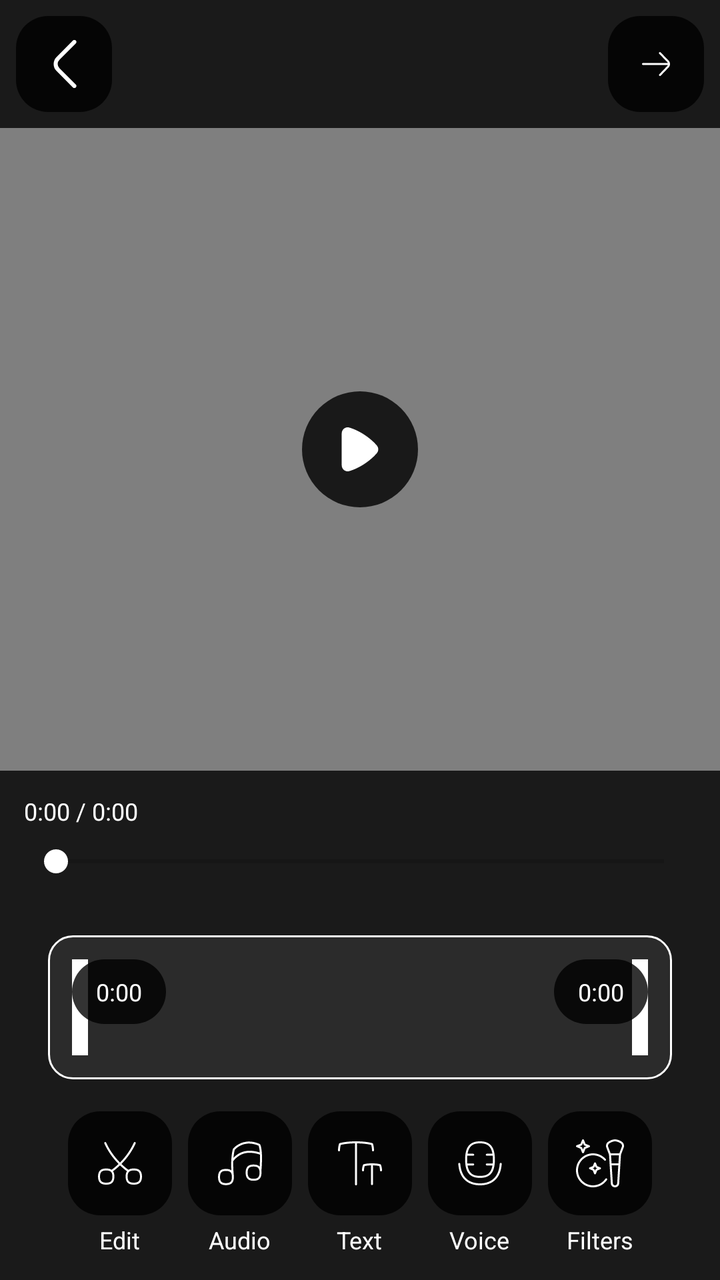
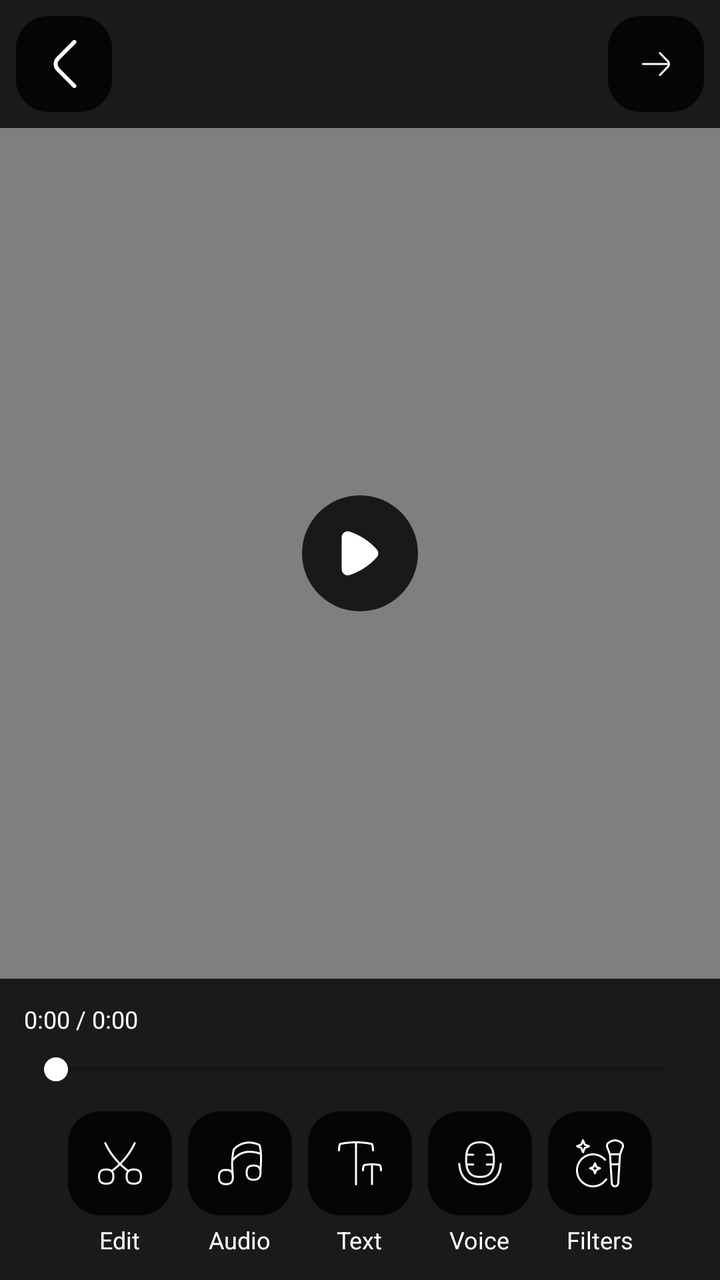

Compare the two renders of this Android layout. The source of the first and the diff that turns it into the second are given below.
<!-- AndroidManifest.xml: activity theme PluginAppTheme -->
<!-- res/layout/activity_edit_video.xml -->
<?xml version="1.0" encoding="utf-8"?>
<LinearLayout xmlns:android="http://schemas.android.com/apk/res/android"
    android:id="@+id/main"
    android:layout_width="match_parent"
    android:layout_height="match_parent"
    android:background="#1A1A1A"

    android:orientation="vertical">

    
    <RelativeLayout
        android:id="@+id/topBar"
        android:layout_width="match_parent"
        android:layout_height="wrap_content"
        android:background="#1A1A1A"
        android:padding="8dp">

        
        <ImageButton
            android:id="@+id/backBtn"
            android:layout_width="48dp"
            android:layout_height="48dp"
            android:layout_alignParentStart="true"
            android:layout_centerVertical="true"
            android:background="@drawable/btn_bg_sq"
            android:contentDescription="Back"
            android:padding="16dp"
            android:src="@drawable/ic_back"
            android:tint="@android:color/white" />

        
        <ImageButton
            android:id="@+id/saveBtn"
            android:layout_width="48dp"
            android:layout_height="48dp"
            android:layout_alignParentEnd="true"
            android:layout_centerVertical="true"
            android:background="@drawable/btn_bg_sq"
            android:contentDescription="Save"
            android:padding="12dp"
            android:src="@drawable/ic_arrow_go"
            android:tint="@android:color/white" />
    </RelativeLayout>

    
    <RelativeLayout
        android:id="@+id/videoPlayerContainer"
        android:layout_width="match_parent"
        android:layout_height="0dp"
        android:layout_weight="1"
        android:background="@android:color/transparent">

        
        <VideoView
            android:id="@+id/videoView"
            android:layout_width="match_parent"
            android:layout_height="match_parent"
            android:layout_centerInParent="true" />

        
        <ImageButton
            android:id="@+id/playBtn"
            android:layout_width="58dp"
            android:layout_height="58dp"
            android:layout_centerInParent="true"
            android:background="@drawable/btn_bg"
            android:contentDescription="Play"
            android:padding="12dp"
            android:src="@drawable/ic_play"
            android:tint="@android:color/white" />
    </RelativeLayout>


    
    <RelativeLayout
        android:id="@+id/playbackControls"
        android:layout_width="match_parent"
        android:layout_height="wrap_content"
        android:background="#1A1A1A"

        android:padding="12dp">

        
        <TextView
            android:id="@+id/timeDisplay"
            android:layout_width="wrap_content"
            android:layout_height="wrap_content"
            android:layout_alignParentStart="true"
            android:text="0:00 / 0:00"
            android:textColor="@android:color/white"
            android:textSize="12sp" />

        
        <SeekBar
            android:id="@+id/seekBar"
            android:layout_width="match_parent"
            android:layout_height="wrap_content"
            android:layout_below="@id/timeDisplay"
            android:layout_marginTop="8dp"
            android:progressTint="@android:color/white"
            android:thumbTint="@android:color/white" />

    </RelativeLayout>

    <RelativeLayout
        android:id="@+id/trimControls"
        android:layout_width="match_parent"
        android:layout_height="72dp"
        android:layout_marginHorizontal="24dp"
        android:layout_marginVertical="16dp"

        android:background="@drawable/border_white"
        android:padding="12dp"
        android:visibility="visible">

        <FrameLayout
            android:layout_width="match_parent"
            android:layout_height="match_parent">

            <androidx.recyclerview.widget.RecyclerView
                android:id="@+id/thumbnailRecycler"
                android:layout_width="match_parent"
                android:layout_height="match_parent"
                android:overScrollMode="never" />

            
            <View
                android:id="@+id/leftHandle"
                android:layout_width="8dp"
                android:layout_height="match_parent"
                android:layout_gravity="start"
                android:background="@android:color/white" />

            
            <View
                android:id="@+id/rightHandle"
                android:layout_width="8dp"
                android:layout_height="match_parent"
                android:layout_gravity="end"
                android:background="@android:color/white" />

        </FrameLayout>

        <LinearLayout
            android:layout_width="match_parent"
            android:layout_height="wrap_content"
            android:orientation="horizontal">

            <TextView
                android:id="@+id/startTimeText"
                android:layout_width="wrap_content"
                android:layout_height="wrap_content"
                android:background="@drawable/btn_bg"
                android:paddingHorizontal="12dp"
                android:paddingVertical="8dp"
                android:text="0:00"
                android:textColor="@android:color/white"
                android:textSize="12sp" />

            <View
                android:layout_width="wrap_content"
                android:layout_height="1dp"
                android:layout_weight="1" />

            <TextView
                android:id="@+id/endTimeText"
                android:layout_width="wrap_content"
                android:layout_height="wrap_content"
                android:background="@drawable/btn_bg"
                android:paddingHorizontal="12dp"

                android:paddingVertical="8dp"
                android:text="0:00"
                android:textColor="@android:color/white"
                android:textSize="12sp" />
        </LinearLayout>

    </RelativeLayout>

    
    <LinearLayout
        android:id="@+id/editOptionsBar"
        android:layout_width="match_parent"

        android:layout_height="wrap_content"
        android:background="#1A1A1A"
        android:gravity="center"
        android:orientation="horizontal"
        android:paddingBottom="12dp">

        
        <LinearLayout
            android:layout_width="wrap_content"
            android:layout_height="wrap_content"
            android:layout_marginEnd="8dp"
            android:gravity="center"
            android:orientation="vertical">

            <ImageButton
                android:id="@+id/trimBtn"
                android:layout_width="52dp"
                android:layout_height="52dp"
                android:background="@drawable/btn_bg_sq"
                android:contentDescription="Trim"
                android:padding="16dp"
                android:src="@drawable/ic_scissors"
                android:tint="@android:color/white" />

            <TextView
                android:layout_width="wrap_content"
                android:layout_height="wrap_content"
                android:layout_marginTop="4dp"
                android:text="Edit"
                android:textColor="@android:color/white"
                android:textSize="12sp" />
        </LinearLayout>

        
        <LinearLayout
            android:layout_width="wrap_content"
            android:layout_height="wrap_content"
            android:layout_marginEnd="8dp"
            android:gravity="center"
            android:orientation="vertical">

            <ImageButton
                android:id="@+id/audioBtn"
                android:layout_width="52dp"
                android:layout_height="52dp"
                android:background="@drawable/btn_bg_sq"
                android:contentDescription="Audio"
                android:padding="16dp"
                android:src="@drawable/ic_music"
                android:tint="@android:color/white" />

            <TextView
                android:layout_width="wrap_content"
                android:layout_height="wrap_content"
                android:layout_marginTop="4dp"
                android:text="Audio"
                android:textColor="@android:color/white"
                android:textSize="12sp" />
        </LinearLayout>

        
        <LinearLayout
            android:layout_width="wrap_content"
            android:layout_height="wrap_content"
            android:layout_marginEnd="8dp"
            android:gravity="center"
            android:orientation="vertical">

            <ImageButton
                android:id="@+id/textBtn"
                android:layout_width="52dp"
                android:layout_height="52dp"
                android:background="@drawable/btn_bg_sq"
                android:contentDescription="Text"
                android:padding="16dp"
                android:src="@drawable/ic_text"
                android:tint="@android:color/white" />

            <TextView
                android:layout_width="wrap_content"
                android:layout_height="wrap_content"
                android:layout_marginTop="4dp"
                android:text="Text"
                android:textColor="@android:color/white"
                android:textSize="12sp" />
        </LinearLayout>

        
        <LinearLayout
            android:layout_width="wrap_content"
            android:layout_height="wrap_content"
            android:layout_marginEnd="8dp"
            android:gravity="center"
            android:orientation="vertical">

            <ImageButton
                android:id="@+id/voiceoverBtn"
                android:layout_width="52dp"
                android:layout_height="52dp"
                android:background="@drawable/btn_bg_sq"
                android:contentDescription="Voiceover"
                android:padding="16dp"
                android:src="@drawable/ic_mic"
                android:tint="@android:color/white" />

            <TextView
                android:layout_width="wrap_content"
                android:layout_height="wrap_content"
                android:layout_marginTop="4dp"
                android:text="Voice"
                android:textColor="@android:color/white"
                android:textSize="12sp" />
        </LinearLayout>

        
        <LinearLayout
            android:layout_width="wrap_content"
            android:layout_height="wrap_content"
            android:gravity="center"
            android:orientation="vertical">

            <ImageButton
                android:id="@+id/filtersBtn"
                android:layout_width="52dp"
                android:layout_height="52dp"
                android:background="@drawable/btn_bg_sq"
                android:contentDescription="Filters"
                android:padding="16dp"
                android:src="@drawable/ic_mackeup"
                android:tint="@android:color/white" />

            <TextView
                android:layout_width="wrap_content"
                android:layout_height="wrap_content"
                android:layout_marginTop="4dp"
                android:text="Filters"
                android:textColor="@android:color/white"
                android:textSize="12sp" />
        </LinearLayout>
    </LinearLayout>

</LinearLayout>
<!-- resources referenced by this layout -->
<resources>
  <!-- drawable border_white (drawable) -->
  <?xml version="1.0" encoding="utf-8"?>
  <shape
      xmlns:android="http://schemas.android.com/apk/res/android"
      >
      <solid android:color="#2B2B2B"/>
  
      <stroke
          android:color="#FFFFFF"
          android:width="1dp"/>
  
      <corners android:radius="12dp" />
  </shape>
  <!-- drawable btn_bg (drawable) -->
  <?xml version="1.0" encoding="utf-8"?>
  <shape xmlns:android="http://schemas.android.com/apk/res/android">
      <solid android:color="#CC000000" />
      <corners android:radius="50dp" />
  </shape>
  <!-- drawable btn_bg_sq (drawable) -->
  <?xml version="1.0" encoding="utf-8"?>
  <shape xmlns:android="http://schemas.android.com/apk/res/android">
      <solid android:color="#CC000000" />
      <corners android:radius="16dp" />
  </shape>
  <!-- drawable ic_arrow_go (drawable) -->
  <vector xmlns:android="http://schemas.android.com/apk/res/android"
      android:width="24dp"
      android:height="24dp"
      android:viewportWidth="24"
      android:viewportHeight="24">
    <path
        android:fillColor="#FF000000"
        android:pathData="m19,12c0.001,0.664 -0.255,1.294 -0.722,1.766l-3.918,4.081c-0.098,0.102 -0.229,0.153 -0.36,0.153 -0.125,0 -0.249,-0.046 -0.347,-0.14 -0.199,-0.19 -0.205,-0.508 -0.014,-0.707l3.923,-4.086c0.163,-0.165 0.282,-0.358 0.355,-0.567H5.5c-0.276,0 -0.5,-0.224 -0.5,-0.5s0.224,-0.5 0.5,-0.5h12.411c-0.075,-0.208 -0.196,-0.398 -0.358,-0.559l-3.954,-4.049c-0.193,-0.197 -0.189,-0.514 0.008,-0.707 0.198,-0.192 0.515,-0.189 0.707,0.009l3.948,4.043c0.469,0.462 0.732,1.096 0.737,1.763Z"/>
  </vector>
  <!-- drawable ic_back (drawable) -->
  <vector xmlns:android="http://schemas.android.com/apk/res/android"
      android:width="24dp"
      android:height="24dp"
      android:viewportWidth="24"
      android:viewportHeight="24">
    <path
        android:fillColor="#FFFFFF"
        android:pathData="M17.17,24a1,1 0,0 1,-0.71 -0.29L8.29,15.54a5,5 0,0 1,0 -7.08L16.46,0.29a1,1 0,1 1,1.42 1.42L9.71,9.88a3,3 0,0 0,0 4.24l8.17,8.17a1,1 0,0 1,0 1.42A1,1 0,0 1,17.17 24Z"/>
  </vector>
  <!-- drawable ic_play (drawable) -->
  <vector xmlns:android="http://schemas.android.com/apk/res/android"
      android:width="24dp"
      android:height="24dp"
      android:viewportWidth="24"
      android:viewportHeight="24">
    <path
        android:fillColor="#FF000000"
        android:pathData="M20.426,10.097c-1.231,-1.445 -3.415,-3.622 -6.832,-5.779 -2.81,-1.774 -5.311,-2.716 -6.915,-3.194 -0.9,-0.268 -1.854,-0.101 -2.612,0.464 -0.758,0.566 -1.193,1.432 -1.193,2.377V20.035c0,0.945 0.436,1.811 1.193,2.377 0.521,0.388 1.135,0.589 1.761,0.589 0.284,0 0.57,-0.042 0.852,-0.125 1.604,-0.478 4.105,-1.42 6.915,-3.194 3.417,-2.158 5.601,-4.334 6.832,-5.78 0.938,-1.102 0.938,-2.703 0,-3.805Z"/>
  </vector>
  <style name="PluginAppTheme" parent="Theme.AppCompat.Light.NoActionBar">
      </style>
  <!-- unchanged entries left out for length: 5 -->
</resources>

<!-- the commit's change to res/layout/activity_edit_video.xml (unified diff, before → after) -->
@@ -111,7 +111,7 @@
 
         android:background="@drawable/border_white"
         android:padding="12dp"
-        android:visibility="visible">
+        android:visibility="gone    ">
 
         <FrameLayout
             android:layout_width="match_parent"
